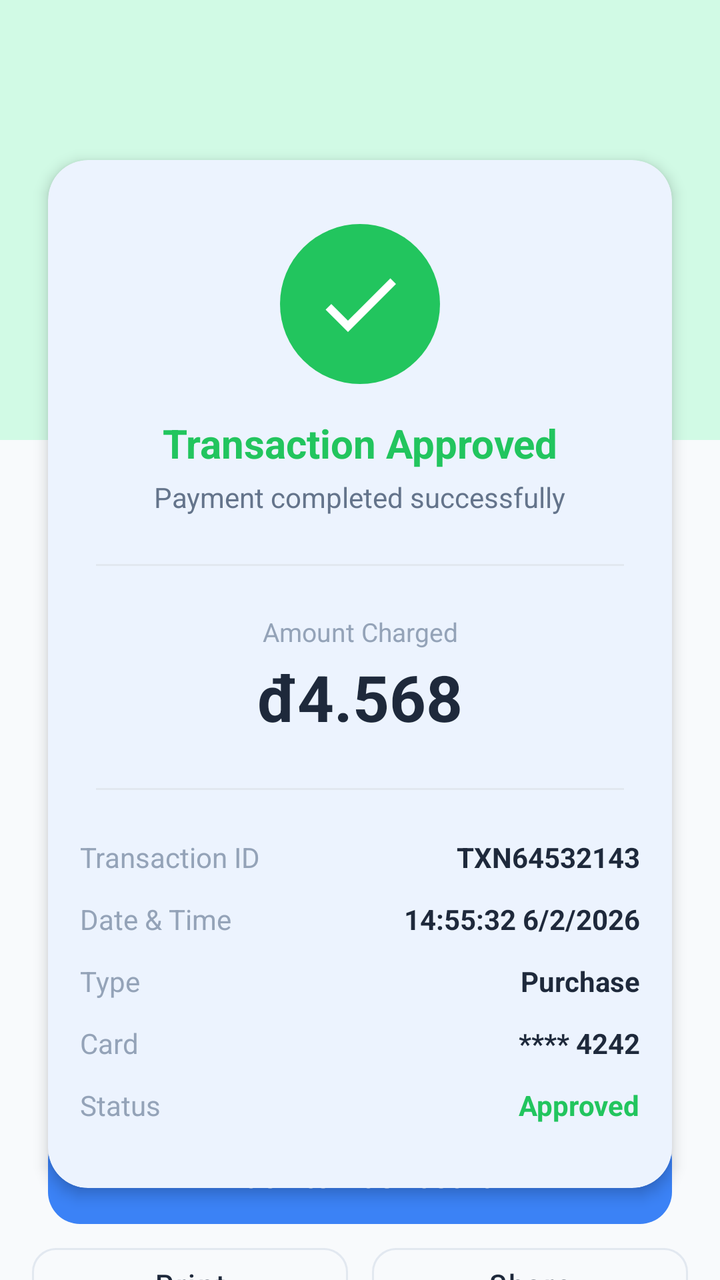
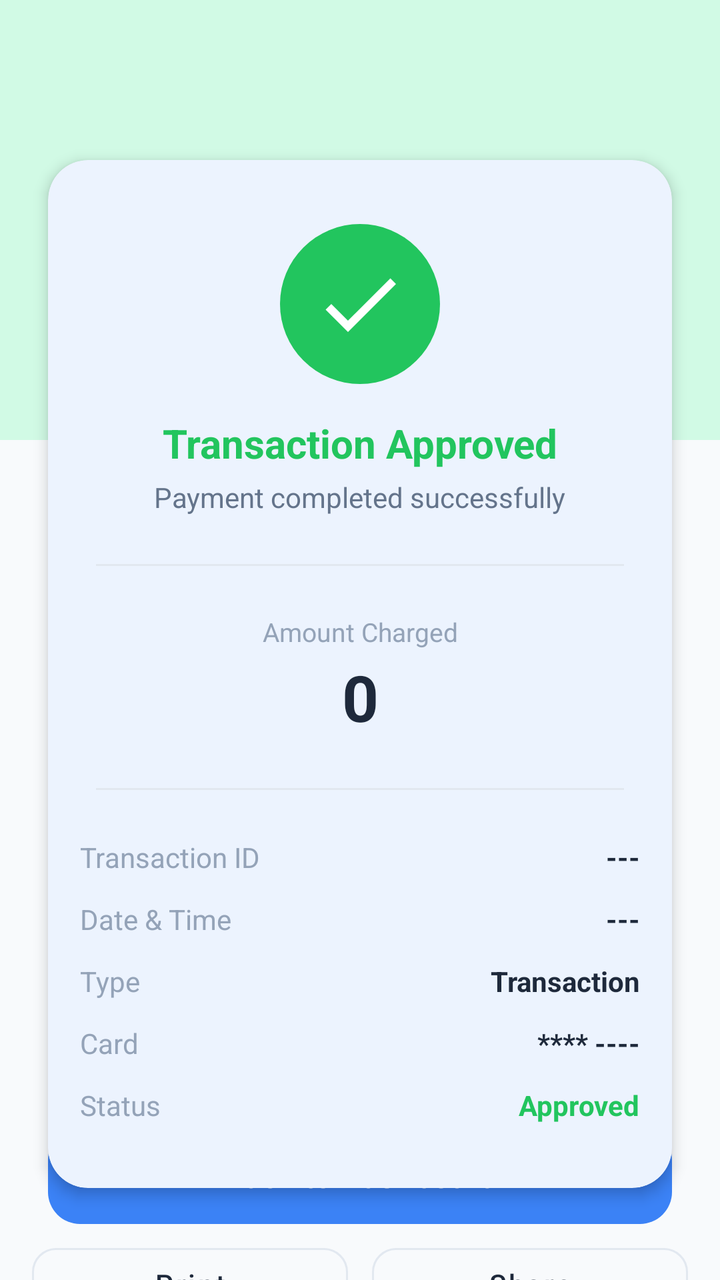

Before-and-after screenshots of an Android layout around one commit, followed by the original layout XML and the change that was made.
<!-- AndroidManifest.xml: application theme Theme.MySoftPOS -->
<!-- res/layout/activity_transaction_result.xml -->
<?xml version="1.0" encoding="utf-8"?>
<androidx.constraintlayout.widget.ConstraintLayout xmlns:android="http://schemas.android.com/apk/res/android"
    xmlns:app="http://schemas.android.com/apk/res-auto"
    android:layout_width="match_parent"
    android:layout_height="match_parent"
    android:fitsSystemWindows="true"
    android:background="#F8FAFC">

    
    <View
        android:id="@+id/viewHeaderBg"
        android:layout_width="match_parent"
        android:layout_height="220dp"
        android:background="#D1FAE5" 
        app:layout_constraintTop_toTopOf="parent" />

    
    <com.google.android.material.card.MaterialCardView
        android:id="@+id/cardReceipt"
        android:layout_width="match_parent"
        android:layout_height="wrap_content"
        android:layout_marginHorizontal="24dp"
        android:layout_marginTop="80dp"
        app:cardCornerRadius="20dp"
        app:cardElevation="4dp"
        app:cardBackgroundColor="#FFFFFF"
        app:strokeWidth="0dp"
        app:layout_constraintTop_toTopOf="parent"
        app:layout_constraintStart_toStartOf="parent"
        app:layout_constraintEnd_toEndOf="parent">

        <androidx.constraintlayout.widget.ConstraintLayout
            android:layout_width="match_parent"
            android:layout_height="wrap_content"
            android:paddingBottom="32dp">

            
            
            <FrameLayout
                android:id="@+id/layoutIcon"
                android:layout_width="80dp"
                android:layout_height="80dp"
                android:layout_marginTop="32dp"
                android:background="@drawable/bg_success_circle"
                app:layout_constraintTop_toTopOf="parent"
                app:layout_constraintStart_toStartOf="parent"
                app:layout_constraintEnd_toEndOf="parent">

                <ImageView
                    android:id="@+id/ivResultIcon"
                    android:layout_width="48dp"
                    android:layout_height="48dp"
                    android:layout_gravity="center"
                    android:src="@drawable/ic_check"
                    app:tint="#FFFFFF" />
            </FrameLayout>

            <TextView
                android:id="@+id/tvTitle"
                android:layout_width="wrap_content"
                android:layout_height="wrap_content"
                android:text="@string/txn_approved"
                android:textColor="#22C55E"
                android:textSize="20sp"
                android:textStyle="bold"
                android:layout_marginTop="16dp"
                app:layout_constraintTop_toBottomOf="@id/layoutIcon"
                app:layout_constraintStart_toStartOf="parent"
                app:layout_constraintEnd_toEndOf="parent" />

            <TextView
                android:id="@+id/tvSubtitle"
                android:layout_width="wrap_content"
                android:layout_height="wrap_content"
                android:text="@string/txn_completed"
                android:textColor="#64748B"
                android:textSize="14sp"
                android:layout_marginTop="4dp"
                app:layout_constraintTop_toBottomOf="@id/tvTitle"
                app:layout_constraintStart_toStartOf="parent"
                app:layout_constraintEnd_toEndOf="parent" />

            <View
                android:id="@+id/divider1"
                android:layout_width="match_parent"
                android:layout_height="1dp"
                android:background="#E2E8F0"
                android:layout_marginHorizontal="24dp"
                android:layout_marginTop="24dp"
                app:layout_constraintTop_toBottomOf="@id/tvSubtitle" />

            
            <TextView
                android:id="@+id/tvAmountLabel"
                android:layout_width="wrap_content"
                android:layout_height="wrap_content"
                android:text="@string/txn_amount_label"
                android:textColor="#94A3B8"
                android:textSize="13sp"
                android:layout_marginTop="24dp"
                app:layout_constraintTop_toBottomOf="@id/divider1"
                app:layout_constraintStart_toStartOf="parent"
                app:layout_constraintEnd_toEndOf="parent" />

            <TextView
                android:id="@+id/tvAmount"
                android:layout_width="wrap_content"
                android:layout_height="wrap_content"
                android:text="đ4.568"
                android:textColor="#1E293B"
                android:textSize="32sp"
                android:textStyle="bold"
                android:layout_marginTop="44dp"
                app:layout_constraintTop_toBottomOf="@id/divider1"
                app:layout_constraintStart_toStartOf="parent"
                app:layout_constraintEnd_toEndOf="parent" />

            <View
                android:id="@+id/divider2"
                android:layout_width="match_parent"
                android:layout_height="1dp"
                android:background="#E2E8F0"
                android:layout_marginHorizontal="24dp"
                android:layout_marginTop="24dp"
                app:layout_constraintTop_toBottomOf="@id/tvAmount" />

            
            <LinearLayout
                android:id="@+id/layoutDetails"
                android:layout_width="match_parent"
                android:layout_height="wrap_content"
                android:orientation="vertical"
                android:paddingHorizontal="@dimen/screen_padding_horizontal"
                android:layout_marginTop="24dp"
                app:layout_constraintTop_toBottomOf="@id/divider2">

                
                <RelativeLayout
                    android:layout_width="match_parent"
                    android:layout_height="wrap_content"
                    android:layout_marginBottom="12dp">
                    <TextView
                        android:text="@string/txn_id_label"
                        android:textColor="#94A3B8"
                        android:textSize="14sp"
                        android:layout_width="wrap_content"
                        android:layout_height="wrap_content"/>
                    <TextView
                        android:id="@+id/tvTxnId"
                        android:text="TXN64532143"
                        android:textColor="#1E293B"
                        android:textSize="14sp"
                        android:textStyle="bold"
                        android:layout_alignParentEnd="true"
                        android:layout_width="wrap_content"
                        android:layout_height="wrap_content"/>
                </RelativeLayout>

                
                <RelativeLayout
                    android:layout_width="match_parent"
                    android:layout_height="wrap_content"
                    android:layout_marginBottom="12dp">
                    <TextView
                        android:text="@string/txn_date_label"
                        android:textColor="#94A3B8"
                        android:textSize="14sp"
                        android:layout_width="wrap_content"
                        android:layout_height="wrap_content"/>
                    <TextView
                        android:id="@+id/tvDate"
                        android:text="14:55:32 6/2/2026"
                        android:textColor="#1E293B"
                        android:textSize="14sp"
                        android:textStyle="bold"
                        android:layout_alignParentEnd="true"
                        android:layout_width="wrap_content"
                        android:layout_height="wrap_content"/>
                </RelativeLayout>

                
                <RelativeLayout
                    android:layout_width="match_parent"
                    android:layout_height="wrap_content"
                    android:layout_marginBottom="12dp">
                    <TextView
                        android:text="@string/txn_type_label"
                        android:textColor="#94A3B8"
                        android:textSize="14sp"
                        android:layout_width="wrap_content"
                        android:layout_height="wrap_content"/>
                    <TextView
                        android:id="@+id/tvType"
                        android:text="Purchase"
                        android:textColor="#1E293B"
                        android:textSize="14sp"
                        android:textStyle="bold"
                        android:layout_alignParentEnd="true"
                        android:layout_width="wrap_content"
                        android:layout_height="wrap_content"/>
                </RelativeLayout>

                
                <RelativeLayout
                    android:layout_width="match_parent"
                    android:layout_height="wrap_content"
                    android:layout_marginBottom="12dp">
                    <TextView
                        android:text="@string/txn_card_label"
                        android:textColor="#94A3B8"
                        android:textSize="14sp"
                        android:layout_width="wrap_content"
                        android:layout_height="wrap_content"/>
                    <TextView
                        android:id="@+id/tvCardNum"
                        android:text="**** 4242"
                        android:textColor="#1E293B"
                        android:textSize="14sp"
                        android:textStyle="bold"
                        android:layout_alignParentEnd="true"
                        android:layout_width="wrap_content"
                        android:layout_height="wrap_content"/>
                </RelativeLayout>

                
                <RelativeLayout
                    android:layout_width="match_parent"
                    android:layout_height="wrap_content">
                    <TextView
                        android:text="@string/txn_status_label"
                        android:textColor="#94A3B8"
                        android:textSize="14sp"
                        android:layout_width="wrap_content"
                        android:layout_height="wrap_content"/>
                    <TextView
                        android:id="@+id/tvStatus"
                        android:text="@string/txn_approved_status"
                        android:textColor="#22C55E"
                        android:textSize="14sp"
                        android:textStyle="bold"
                        android:layout_alignParentEnd="true"
                        android:layout_width="wrap_content"
                        android:layout_height="wrap_content"/>
                </RelativeLayout>

            </LinearLayout>

        </androidx.constraintlayout.widget.ConstraintLayout>

    </com.google.android.material.card.MaterialCardView>

    
    <LinearLayout
        android:id="@+id/layoutActions"
        android:layout_width="match_parent"
        android:layout_height="wrap_content"
        android:orientation="horizontal"
        android:layout_marginTop="24dp"
        android:paddingHorizontal="@dimen/screen_padding_horizontal"
        app:layout_constraintTop_toBottomOf="@id/cardReceipt">

        <com.google.android.material.button.MaterialButton
            android:id="@+id/btnPrint"
            style="@style/Widget.MaterialComponents.Button.OutlinedButton"
            android:layout_width="0dp"
            android:layout_weight="1"
            android:layout_height="48dp"
            android:text="@string/txn_print"
            android:textAllCaps="false"
            android:textColor="#1E293B"
            android:textSize="14sp"
            android:fontFamily="sans-serif-medium"
            app:cornerRadius="12dp"
            app:strokeColor="#E2E8F0"
            app:strokeWidth="1dp"
            android:layout_marginEnd="6dp" />

        <com.google.android.material.button.MaterialButton
            android:id="@+id/btnShare"
            style="@style/Widget.MaterialComponents.Button.OutlinedButton"
            android:layout_width="0dp"
            android:layout_weight="1"
            android:layout_height="48dp"
            android:text="@string/txn_share"
            android:textAllCaps="false"
            android:textColor="#1E293B"
            android:textSize="14sp"
            android:fontFamily="sans-serif-medium"
            app:cornerRadius="12dp"
            app:strokeColor="#E2E8F0"
            app:strokeWidth="1dp"
            android:layout_marginStart="6dp" />
    </LinearLayout>

    <com.google.android.material.button.MaterialButton
        android:id="@+id/btnClose"
        android:layout_width="match_parent"
        android:layout_height="56dp"
        android:text="@string/txn_back_dashboard"
        android:textAllCaps="false"
        android:textSize="16sp"
        android:fontFamily="sans-serif-medium"
        android:layout_marginHorizontal="24dp"
        android:layout_marginBottom="24dp"
        app:cornerRadius="16dp"
        app:layout_constraintBottom_toBottomOf="parent" />

    
    
    <TextView
        android:id="@+id/tvIsoLog"
        android:layout_width="0dp"
        android:layout_height="0dp"
        android:visibility="gone"
        app:layout_constraintTop_toTopOf="parent"
        app:layout_constraintStart_toStartOf="parent" />
        
    <Button
        android:id="@+id/btnDetails"
        android:layout_width="0dp"
        android:layout_height="0dp"
        android:visibility="gone"
        app:layout_constraintTop_toTopOf="parent"
        app:layout_constraintStart_toStartOf="parent" />
        
    <TextView
        android:id="@+id/tvReason"
        android:layout_width="0dp"
        android:layout_height="0dp"
        android:visibility="gone"
        app:layout_constraintTop_toTopOf="parent"
        app:layout_constraintStart_toStartOf="parent" />

</androidx.constraintlayout.widget.ConstraintLayout>
<!-- resources referenced by this layout -->
<resources>
  <dimen name="screen_padding_horizontal">16dp</dimen>
  <!-- drawable bg_success_circle (drawable) -->
  <?xml version="1.0" encoding="utf-8"?>
  <shape xmlns:android="http://schemas.android.com/apk/res/android"
      android:shape="oval">
      <solid android:color="#22C55E" /> 
  </shape>
  <!-- drawable ic_check (drawable) -->
  <vector xmlns:android="http://schemas.android.com/apk/res/android"
      android:width="24dp"
      android:height="24dp"
      android:viewportWidth="24"
      android:viewportHeight="24">
      <path
          android:fillColor="#FFFFFF"
          android:pathData="M9,16.17 L4.83,12l-1.42,1.41L9,19 21,7l-1.41,-1.41z" />
  </vector>
  <string name="txn_amount_label">Amount Charged</string>
  <string name="txn_approved">Transaction Approved</string>
  <string name="txn_approved_status">Approved</string>
  <string name="txn_back_dashboard">Back to Dashboard</string>
  <string name="txn_card_label">Card</string>
  <string name="txn_completed">Payment completed successfully</string>
  <string name="txn_date_label">Date &amp; Time</string>
  <string name="txn_id_label">Transaction ID</string>
  <string name="txn_print">Print</string>
  <string name="txn_share">Share</string>
  <string name="txn_status_label">Status</string>
  <string name="txn_type_label">Type</string>
  <style name="Theme.MySoftPOS" parent="Theme.Material3.Light.NoActionBar">
          
          <item name="colorPrimary">@color/primary</item>
          <item name="colorOnPrimary">@color/on_primary</item>
          <item name="colorPrimaryContainer">@color/background</item>
          <item name="colorOnPrimaryContainer">@color/primary</item>
  
          <item name="colorSecondary">@color/secondary</item>
          <item name="colorOnSecondary">@color/on_secondary</item>
          
          
          <item name="colorSurface">@color/surface</item>
          <item name="colorOnSurface">@color/on_surface</item>
          <item name="android:colorBackground">@color/background</item>
          <item name="android:textColorPrimary">@color/text_primary</item>
          <item name="android:textColorSecondary">@color/text_secondary</item>
          
          
          <item name="android:editTextColor">@color/text_primary</item>
          <item name="android:textColorHint">@color/text_hint</item>
  
          <item name="colorError">@color/error</item>
          
          <item name="android:statusBarColor">@color/background</item>
          <item name="android:windowLightStatusBar">true</item>
  
          
          <item name="android:windowAnimationStyle">@style/AppWindowAnimations</item>
  
          
          <item name="android:fontFamily">sans-serif</item>
      </style>
  <color name="primary">#3B82F6</color>
  <color name="on_primary">#FFFFFF</color>
  <color name="background">#F8FAFC</color>
  <color name="secondary">#06B6D4</color>
  <color name="on_secondary">#000000</color>
  <color name="surface">#FFFFFF</color>
  <color name="on_surface">#1E293B</color>
  <color name="text_primary">#1E293B</color>
  <color name="text_secondary">#64748B</color>
  <color name="text_hint">#94A3B8</color>
  <color name="error">#EF4444</color>
  <style name="AppWindowAnimations" parent="@android:style/Animation.Activity">
          <item name="android:activityOpenEnterAnimation">@anim/slide_in_right</item>
          <item name="android:activityOpenExitAnimation">@anim/slide_out_left</item>
          <item name="android:activityCloseEnterAnimation">@anim/slide_in_left</item>
          <item name="android:activityCloseExitAnimation">@anim/slide_out_right</item>
      </style>
</resources>

<!-- the commit's change to res/layout/activity_transaction_result.xml (unified diff, before → after) -->
@@ -106,7 +106,7 @@
                 android:id="@+id/tvAmount"
                 android:layout_width="wrap_content"
                 android:layout_height="wrap_content"
-                android:text="đ4.568"
+                android:text="@string/common_zero"
                 android:textColor="#1E293B"
                 android:textSize="32sp"
                 android:textStyle="bold"
@@ -147,7 +147,7 @@
                         android:layout_height="wrap_content"/>
                     <TextView
                         android:id="@+id/tvTxnId"
-                        android:text="TXN64532143"
+                        android:text="@string/txn_detail_placeholder_dash"
                         android:textColor="#1E293B"
                         android:textSize="14sp"
                         android:textStyle="bold"
@@ -169,7 +169,7 @@
                         android:layout_height="wrap_content"/>
                     <TextView
                         android:id="@+id/tvDate"
-                        android:text="14:55:32 6/2/2026"
+                        android:text="@string/txn_detail_placeholder_dash"
                         android:textColor="#1E293B"
                         android:textSize="14sp"
                         android:textStyle="bold"
@@ -191,7 +191,7 @@
                         android:layout_height="wrap_content"/>
                     <TextView
                         android:id="@+id/tvType"
-                        android:text="Purchase"
+                        android:text="@string/txn_result_type_default"
                         android:textColor="#1E293B"
                         android:textSize="14sp"
                         android:textStyle="bold"
@@ -213,7 +213,7 @@
                         android:layout_height="wrap_content"/>
                     <TextView
                         android:id="@+id/tvCardNum"
-                        android:text="**** 4242"
+                        android:text="@string/txn_result_masked_pan_placeholder"
                         android:textColor="#1E293B"
                         android:textSize="14sp"
                         android:textStyle="bold"
<!-- resource entries referenced after the edit -->
@@ -17,6 +17,7 @@
           android:fillColor="#FFFFFF"
           android:pathData="M9,16.17 L4.83,12l-1.42,1.41L9,19 21,7l-1.41,-1.41z" />
   </vector>
+  <string name="common_zero">0</string>
   <string name="txn_amount_label">Amount Charged</string>
   <string name="txn_approved">Transaction Approved</string>
   <string name="txn_approved_status">Approved</string>
@@ -24,8 +25,11 @@
   <string name="txn_card_label">Card</string>
   <string name="txn_completed">Payment completed successfully</string>
   <string name="txn_date_label">Date &amp; Time</string>
+  <string name="txn_detail_placeholder_dash">---</string>
   <string name="txn_id_label">Transaction ID</string>
   <string name="txn_print">Print</string>
+  <string name="txn_result_masked_pan_placeholder">**** ----</string>
+  <string name="txn_result_type_default">Transaction</string>
   <string name="txn_share">Share</string>
   <string name="txn_status_label">Status</string>
   <string name="txn_type_label">Type</string>
